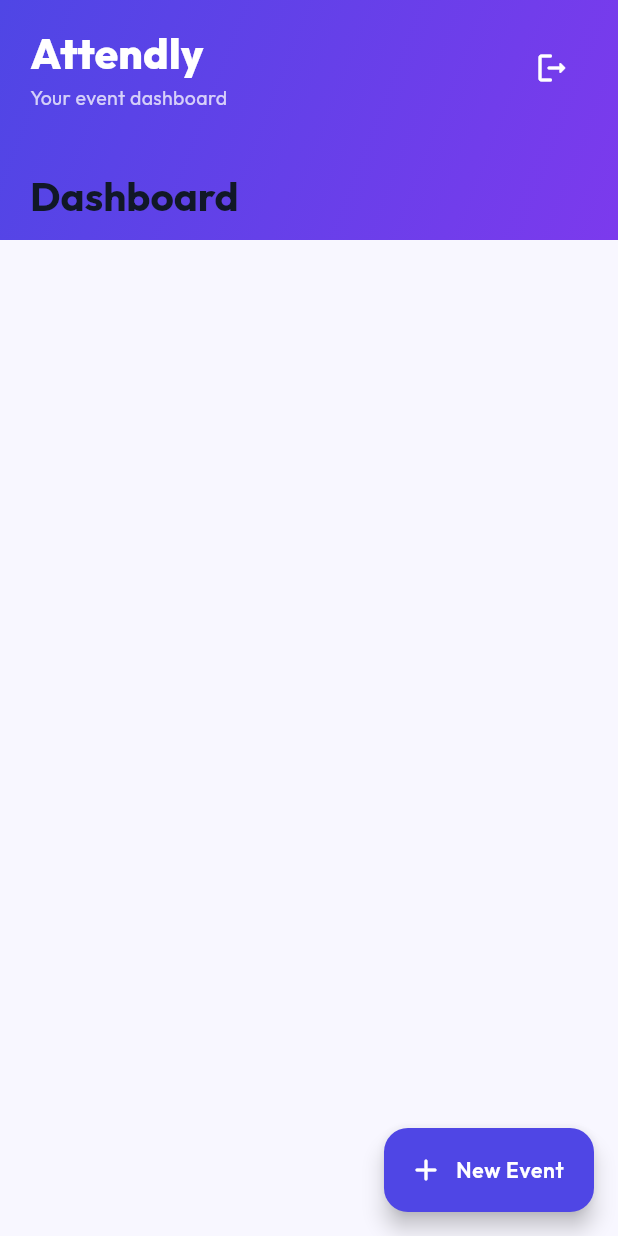
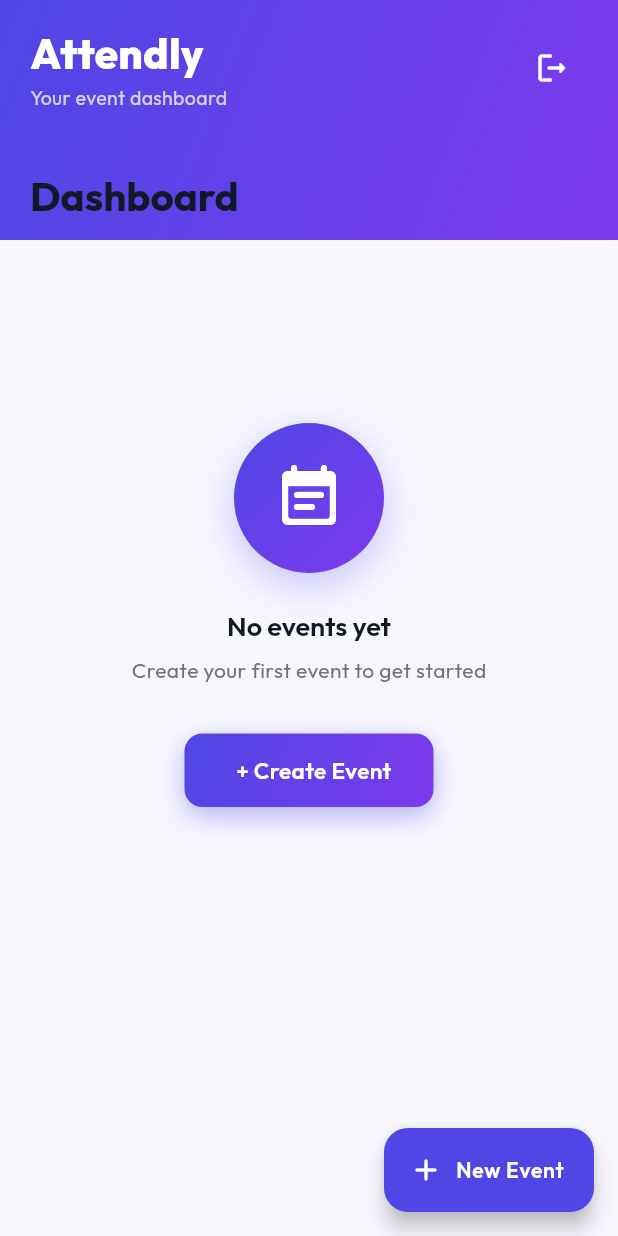
Before and after one commit to heyitsshubh/Attendly, a Flutter app: the screen it shows once a user with an empty profile is signed in, on a phone screen of 412 x 824 dp. Run offline on Flutter 3.47's test engine with Material 3 defaults, Android fonts, the phone set to English and light mode, and no system bars; our stand-ins replace cloud_firestore, connectivity_plus, csv, equatable, file_picker, firebase_auth and 4 more; missing offline and left inert: mobile_scanner; accounts and stored records are empty.

Commit message:
fix: Pass organizerId to LoadEventsRequested in dashboard

```diff
--- a/lib/screens/organizer/dashboard_screen.dart
+++ b/lib/screens/organizer/dashboard_screen.dart
@@ -6,6 +6,7 @@ import '../../blocs/event/event_event.dart';
 import '../../blocs/event/event_state.dart';
 import '../../blocs/auth/auth_bloc.dart';
 import '../../blocs/auth/auth_event.dart';
+import '../../blocs/auth/auth_state.dart';
 import '../../models/event.dart';
 import '../../theme/app_theme.dart';
 import 'create_event_screen.dart';
@@ -22,7 +23,10 @@ class _DashboardScreenState extends State<DashboardScreen> {
   @override
   void initState() {
     super.initState();
-    context.read<EventBloc>().add(LoadEventsRequested());
+    final authState = context.read<AuthBloc>().state;
+    if (authState is Authenticated) {
+      context.read<EventBloc>().add(LoadEventsRequested(authState.user.uid));
+    }
   }
 
   @override
```
